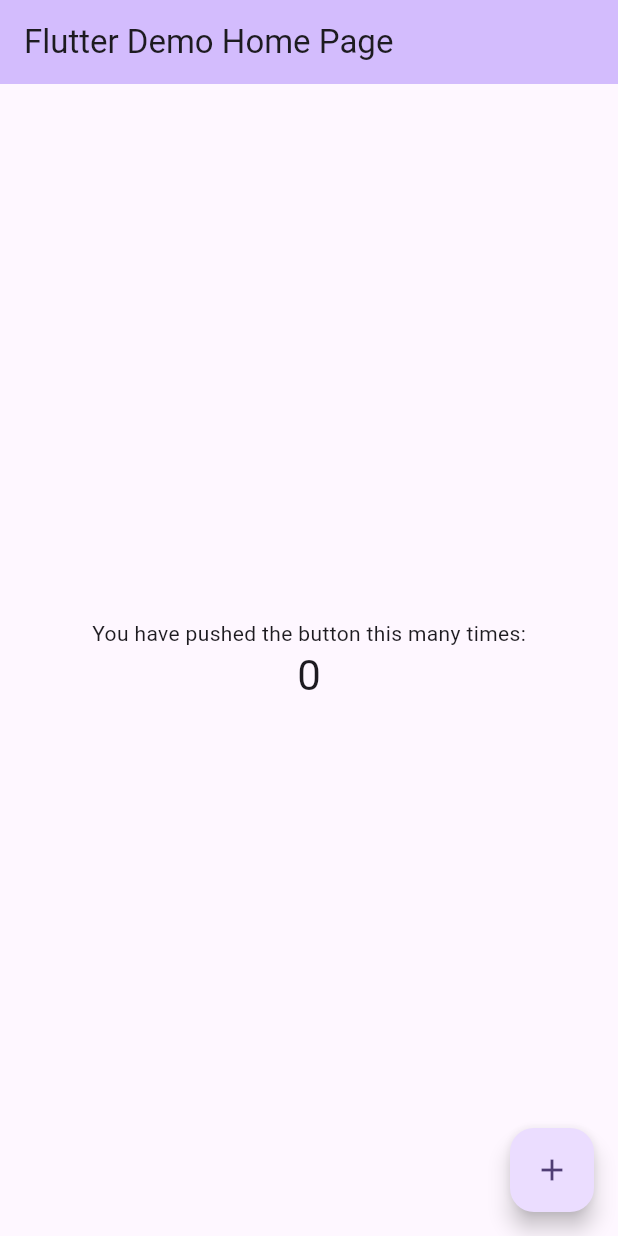
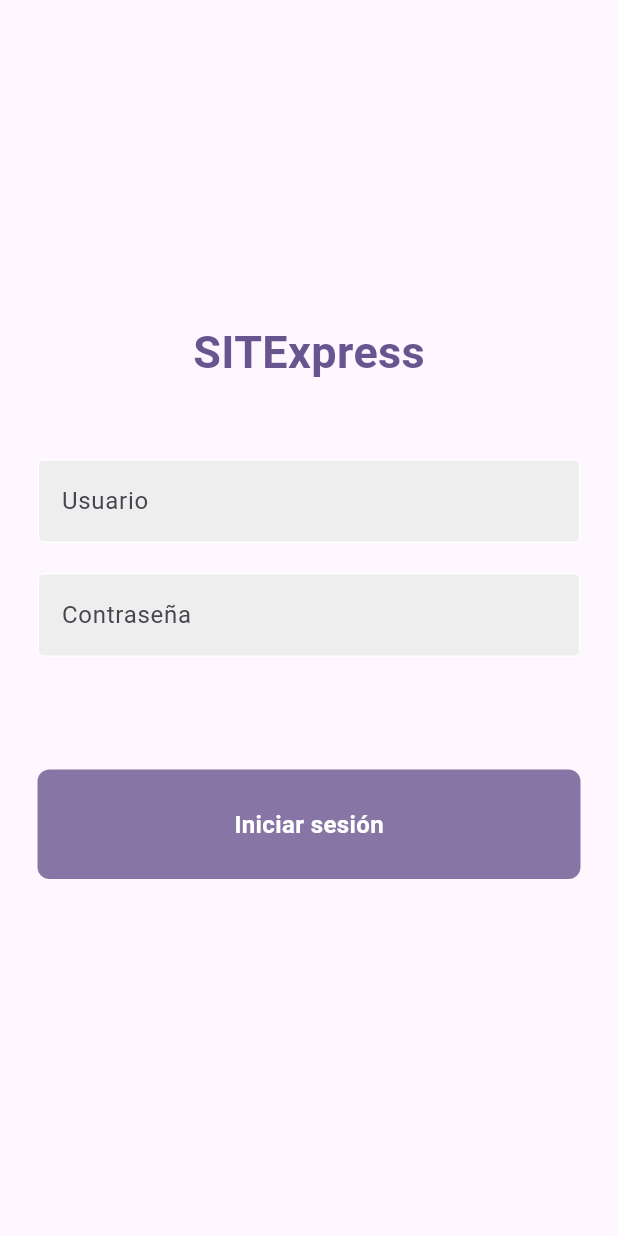
Before and after one commit to GValladares1990/SITExpress, a Flutter app: the screen it shows after launch, on a phone screen of 412 x 824 dp. Run offline on Flutter 3.47's test engine with Material 2 defaults, Android fonts, the phone set to English and light mode, and no system bars; our stand-ins replace flutter_riverpod, go_router.

Commit message:
Pages, State and loading basic

```diff
--- /dev/null
+++ b/lib/config/routes.dart
@@ -0,0 +1,61 @@
+import 'package:flutter/material.dart';
+import 'package:flutter_riverpod/flutter_riverpod.dart';
+import 'package:go_router/go_router.dart';
+import 'package:sitexpress/presentations/presentations.dart';
+import 'package:sitexpress/providers/auth_provider.dart';
+import 'package:sitexpress/widgets/widgets.dart';
+
+final routerProvider = Provider<GoRouter>((ref) {
+  final authState = ref.watch(authProvider);
+
+  return GoRouter(
+    navigatorKey: GlobalKey<NavigatorState>(),
+    debugLogDiagnostics: true,
+    initialLocation: SplashPage.routeLocation,
+    redirect: (context, state) {
+      var isAuth = authState.isAuth;
+
+      var isSplash = state.fullPath == SplashPage.routeLocation;
+      if (isSplash) {
+        return isAuth ? DashboardPage.routeLocation : LoginPage.routeLocation;
+      }
+
+      var isLogginIn = state.fullPath == LoginPage.routeLocation;
+      if (isLogginIn) return isAuth ? DashboardPage.routeLocation : null;
+
+      return isAuth ? null : SplashPage.routeLocation;
+    },
+    routes: [
+      GoRoute(
+        path: SplashPage.routeLocation,
+        name: SplashPage.routeName,
+        builder: (_, __) {
+          return const SplashPage();
+        },
+      ),
+      GoRoute(
+        name: DashboardPage.routeName,
+        path: DashboardPage.routeLocation,
+        builder: (_, __) {
+          return const Stack(
+            children: [
+              DashboardPage(),
+            ],
+          );
+        },
+      ),
+      GoRoute(
+        name: LoginPage.routeName,
+        path: LoginPage.routeLocation,
+        builder: (_, __) {
+          return const Stack(
+            children: [
+              LoginPage(),
+              MGeneralLoading(),
+            ],
+          );
+        },
+      ),
+    ],
+  );
+});
--- a/lib/main.dart
+++ b/lib/main.dart
@@ -1,125 +1,28 @@
 import 'package:flutter/material.dart';
+import 'package:flutter_riverpod/flutter_riverpod.dart';
+import 'package:sitexpress/config/routes.dart';
 
 void main() {
-  runApp(const MyApp());
+  runApp(const ProviderScope(child: MyApp()));
 }
 
-class MyApp extends StatelessWidget {
+class MyApp extends ConsumerWidget {
   const MyApp({super.key});
 
-  // This widget is the root of your application.
   @override
-  Widget build(BuildContext context) {
-    return MaterialApp(
-      title: 'Flutter Demo',
+  Widget build(BuildContext context, WidgetRef ref) {
+    final router = ref.watch(routerProvider);
+
+    return MaterialApp.router(
+      debugShowCheckedModeBanner: false,
+      title: 'SITExpress',
       theme: ThemeData(
-        // This is the theme of your application.
-        //
-        // TRY THIS: Try running your application with "flutter run". You'll see
-        // the application has a blue toolbar. Then, without quitting the app,
-        // try changing the seedColor in the colorScheme below to Colors.green
-        // and then invoke "hot reload" (save your changes or press the "hot
-        // reload" button in a Flutter-supported IDE, or press "r" if you used
-        // the command line to start the app).
-        //
-        // Notice that the counter didn't reset back to zero; the application
-        // state is not lost during the reload. To reset the state, use hot
-        // restart instead.
-        //
-        // This works for code too, not just values: Most code changes can be
-        // tested with just a hot reload.
         colorScheme: ColorScheme.fromSeed(seedColor: Colors.deepPurple),
         useMaterial3: true,
       ),
-      home: const MyHomePage(title: 'Flutter Demo Home Page'),
+      routeInformationParser: router.routeInformationParser,
+      routerDelegate: router.routerDelegate,
+      routeInformationProvider: router.routeInformationProvider,
     );
   }
 }
-
-class MyHomePage extends StatefulWidget {
-  const MyHomePage({super.key, required this.title});
-
-  // This widget is the home page of your application. It is stateful, meaning
-  // that it has a State object (defined below) that contains fields that affect
-  // how it looks.
-
-  // This class is the configuration for the state. It holds the values (in this
-  // case the title) provided by the parent (in this case the App widget) and
-  // used by the build method of the State. Fields in a Widget subclass are
-  // always marked "final".
-
-  final String title;
-
-  @override
-  State<MyHomePage> createState() => _MyHomePageState();
-}
-
-class _MyHomePageState extends State<MyHomePage> {
-  int _counter = 0;
-
-  void _incrementCounter() {
-    setState(() {
-      // This call to setState tells the Flutter framework that something has
-      // changed in this State, which causes it to rerun the build method below
-      // so that the display can reflect the updated values. If we changed
-      // _counter without calling setState(), then the build method would not be
-      // called again, and so nothing would appear to happen.
-      _counter++;
-    });
-  }
-
-  @override
-  Widget build(BuildContext context) {
-    // This method is rerun every time setState is called, for instance as done
-    // by the _incrementCounter method above.
-    //
-    // The Flutter framework has been optimized to make rerunning build methods
-    // fast, so that you can just rebuild anything that needs updating rather
-    // than having to individually change instances of widgets.
-    return Scaffold(
-      appBar: AppBar(
-        // TRY THIS: Try changing the color here to a specific color (to
-        // Colors.amber, perhaps?) and trigger a hot reload to see the AppBar
-        // change color while the other colors stay the same.
-        backgroundColor: Theme.of(context).colorScheme.inversePrimary,
-        // Here we take the value from the MyHomePage object that was created by
-        // the App.build method, and use it to set our appbar title.
-        title: Text(widget.title),
-      ),
-      body: Center(
-        // Center is a layout widget. It takes a single child and positions it
-        // in the middle of the parent.
-        child: Column(
-          // Column is also a layout widget. It takes a list of children and
-          // arranges them vertically. By default, it sizes itself to fit its
-          // children horizontally, and tries to be as tall as its parent.
-          //
-          // Column has various properties to control how it sizes itself and
-          // how it positions its children. Here we use mainAxisAlignment to
-          // center the children vertically; the main axis here is the vertical
-          // axis because Columns are vertical (the cross axis would be
-          // horizontal).
-          //
-          // TRY THIS: Invoke "debug painting" (choose the "Toggle Debug Paint"
-          // action in the IDE, or press "p" in the console), to see the
-          // wireframe for each widget.
-          mainAxisAlignment: MainAxisAlignment.center,
-          children: <Widget>[
-            const Text(
-              'You have pushed the button this many times:',
-            ),
-            Text(
-              '$_counter',
-              style: Theme.of(context).textTheme.headlineMedium,
-            ),
-          ],
-        ),
-      ),
-      floatingActionButton: FloatingActionButton(
-        onPressed: _incrementCounter,
-        tooltip: 'Increment',
-        child: const Icon(Icons.add),
-      ), // This trailing comma makes auto-formatting nicer for build methods.
-    );
-  }
-}
--- /dev/null
+++ b/lib/presentations/auth/login_page.dart
@@ -0,0 +1,78 @@
+import 'dart:async';
+
+import 'package:flutter/material.dart';
+import 'package:flutter_riverpod/flutter_riverpod.dart';
+import 'package:go_router/go_router.dart';
+import 'package:sitexpress/providers/auth_provider.dart';
+import 'package:sitexpress/providers/loading_provider.dart';
+import '../../widgets/widgets.dart';
+
+class LoginPage extends ConsumerStatefulWidget {
+  const LoginPage({super.key});
+
+  static String get routeName => 'login';
+  static String get routeLocation => '/$routeName';
+
+  @override
+  LoginPageState createState() => LoginPageState();
+}
+
+class LoginPageState extends ConsumerState<LoginPage> {
+  final usernameController = TextEditingController();
+  final passwordController = TextEditingController();
+
+  void toggleLoading() {
+    void setterState(bool boolean) {
+      ref.read(loadingProvider.notifier).state = boolean;
+    }
+
+    setterState(true);
+
+    Timer(const Duration(seconds: 2), () {
+      setterState(false);
+    });
+  }
+
+  @override
+  Widget build(BuildContext context) {
+    return Scaffold(
+      body: SafeArea(
+        child: Column(
+          children: [
+            const Spacer(),
+            Text(
+              'SITExpress',
+              style: TextStyle(
+                fontSize: 30,
+                fontWeight: FontWeight.bold,
+                color: Theme.of(context).primaryColor,
+              ),
+            ),
+            const SizedBox(height: 50.0),
+            MTextField(
+              controller: usernameController,
+              hintText: 'Usuario',
+            ),
+            const SizedBox(height: 20.0),
+            MTextField(
+              controller: passwordController,
+              obscureText: true,
+              hintText: 'Contraseña',
+            ),
+            const SizedBox(height: 50.0),
+            MPrimaryButton(
+              title: 'Iniciar sesión',
+              onTap: () {
+                //context.go('/');
+                //toggleLoading();
+                final auth = ref.read(authProvider);
+                auth.login(usernameController.text);
+              },
+            ),
+            const Spacer(),
+          ],
+        ),
+      ),
+    );
+  }
+}
--- /dev/null
+++ b/lib/presentations/presentations.dart
@@ -0,0 +1,4 @@
+export 'auth/login_page.dart';
+export 'main/dashboard_page.dart';
+export 'settings/settings_page.dart';
+export 'splash_page.dart';
--- /dev/null
+++ b/lib/providers/loading_provider.dart
@@ -0,0 +1,3 @@
+import 'package:flutter_riverpod/flutter_riverpod.dart';
+
+final loadingProvider = StateProvider((ref) => false);
--- /dev/null
+++ b/lib/widgets/general_loading.dart
@@ -0,0 +1,64 @@
+import 'dart:ui';
+
+import 'package:flutter/material.dart';
+import 'package:flutter_riverpod/flutter_riverpod.dart';
+import 'package:sitexpress/providers/loading_provider.dart';
+
+class MGeneralLoading extends ConsumerWidget {
+  const MGeneralLoading({super.key});
+
+  @override
+  Widget build(BuildContext context, WidgetRef ref) {
+    const contentWidth = 200.0;
+    const contentHeight = 200.0;
+    final colorContent = Colors.black.withOpacity(0.6);
+
+    final canShould = ref.watch(loadingProvider);
+
+    return !canShould
+        ? Container()
+        : Scaffold(
+            backgroundColor: Colors.transparent,
+            body: Stack(
+              children: [
+                BackdropFilter(
+                  filter: ImageFilter.blur(sigmaX: 5.0, sigmaY: 5.0),
+                  child: Container(
+                    decoration:
+                        BoxDecoration(color: Colors.white.withOpacity(0.1)),
+                  ),
+                ),
+                Center(
+                  child: Container(
+                    height: contentHeight,
+                    width: contentWidth,
+                    padding: const EdgeInsets.all(25.0),
+                    decoration: BoxDecoration(
+                      color: colorContent,
+                      borderRadius: BorderRadius.circular(8.0),
+                    ),
+                    child: const Column(
+                      mainAxisAlignment: MainAxisAlignment.center,
+                      crossAxisAlignment: CrossAxisAlignment.center,
+                      children: [
+                        CircularProgressIndicator(
+                          color: Colors.white,
+                        ),
+                        SizedBox(height: 25.0),
+                        Text(
+                          'Cargando',
+                          style: TextStyle(
+                            color: Colors.white,
+                            fontSize: 24.0,
+                            fontWeight: FontWeight.bold,
+                          ),
+                        ),
+                      ],
+                    ),
+                  ),
+                ),
+              ],
+            ),
+          );
+  }
+}
--- /dev/null
+++ b/lib/widgets/primary_button.dart
@@ -0,0 +1,35 @@
+import 'package:flutter/material.dart';
+
+class MPrimaryButton extends StatelessWidget {
+  final String title;
+  final void Function()? onTap;
+
+  const MPrimaryButton({super.key, required this.title, this.onTap});
+
+  @override
+  Widget build(BuildContext context) {
+    return Padding(
+      padding: const EdgeInsets.all(25.0),
+      child: InkWell(
+        onTap: onTap,
+        child: Container(
+          padding: const EdgeInsets.all(25.0),
+          decoration: BoxDecoration(
+            color: Theme.of(context).primaryColor.withOpacity(0.8),
+            borderRadius: BorderRadius.circular(8.0),
+          ),
+          child: Center(
+            child: Text(
+              title,
+              style: const TextStyle(
+                color: Colors.white,
+                fontWeight: FontWeight.bold,
+                fontSize: 16,
+              ),
+            ),
+          ),
+        ),
+      ),
+    );
+  }
+}
--- /dev/null
+++ b/lib/widgets/text_field.dart
@@ -0,0 +1,36 @@
+import 'package:flutter/material.dart';
+
+class MTextField extends StatelessWidget {
+  final TextEditingController controller;
+  final String hintText;
+  final bool obscureText;
+
+  const MTextField({
+    super.key,
+    required this.controller,
+    required this.hintText,
+    this.obscureText = false,
+  });
+
+  @override
+  Widget build(BuildContext context) {
+    return Padding(
+      padding: const EdgeInsets.symmetric(horizontal: 25.0),
+      child: TextField(
+        controller: controller,
+        obscureText: obscureText,
+        decoration: InputDecoration(
+          enabledBorder: const OutlineInputBorder(
+            borderSide: BorderSide(color: Colors.white),
+          ),
+          focusedBorder: OutlineInputBorder(
+            borderSide: BorderSide(color: Colors.grey.shade400),
+          ),
+          fillColor: Colors.grey.shade200,
+          filled: true,
+          hintText: hintText,
+        ),
+      ),
+    );
+  }
+}
--- /dev/null
+++ b/lib/widgets/widgets.dart
@@ -0,0 +1,3 @@
+export 'general_loading.dart';
+export 'text_field.dart';
+export 'primary_button.dart';
```
Also changed, not shown: lib/presentations/main/dashboard_page.dart (added, +72 -0 lines), lib/presentations/splash_page.dart (added, +13 -0 lines), lib/providers/auth_provider.dart (added, +33 -0 lines), pubspec.yaml (+3 -38 lines), lib/presentations/settings/settings_page.dart (added), 1 other file.
